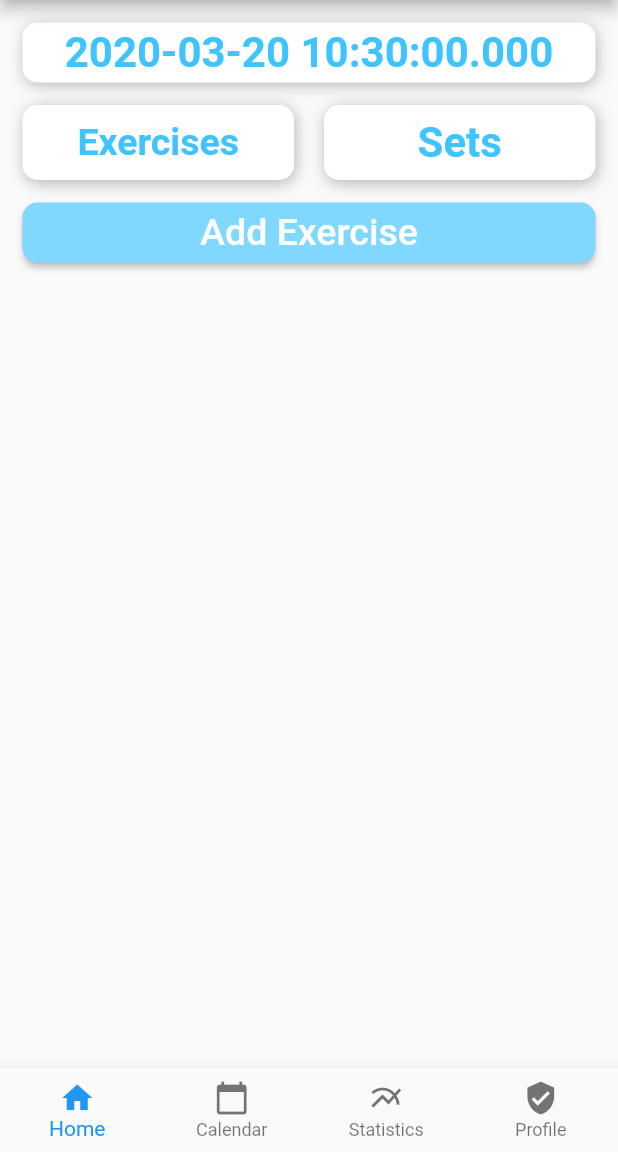
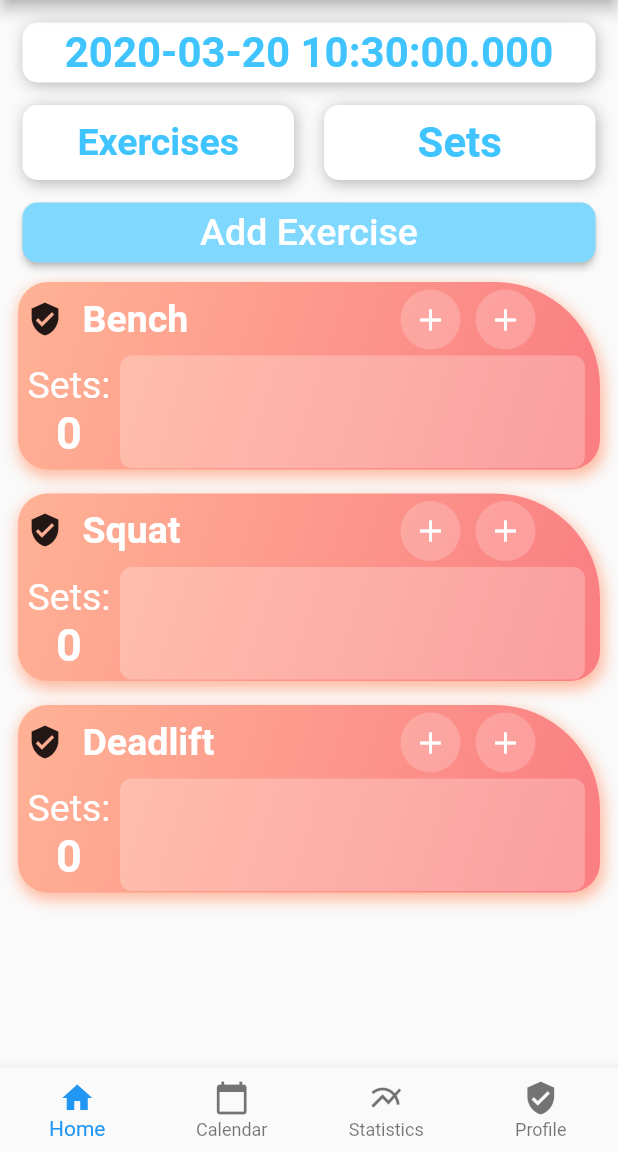
Before and after one commit to YounesBenketira/FitN, a Flutter app: the screen it shows after launch, on a phone screen of 412 x 824 dp, the part 84-1236 px from its top. Run offline on Flutter 3.47's test engine with Material 2 defaults, Android fonts, the phone set to English and light mode, and no system bars.

Commit message:
Implemented dynamic exercise list

```diff
--- a/lib/Pages/homePage.dart
+++ b/lib/Pages/homePage.dart
@@ -1,3 +1,4 @@
+import 'package:fit_k/UI/exerciseWidget.dart';
 import 'package:fit_k/exercise.dart';
 import 'package:flutter/material.dart';
 
@@ -13,18 +14,16 @@ class HomePage extends StatefulWidget {
 class _HomePageState extends State<HomePage> {
   @override
   Widget build(BuildContext context) {
-//    print(DateTime.now());
-//    print("Data Set INfo:");
-//    print(widget.dataSet);
-//    bool isSame = ((DateTime.now().difference(widget.dataSet.keys.first).inDays) == 0);
-//    print(isSame);
-//    print("");
-
-    return Column(
+    return ListView(
+      scrollDirection: Axis.vertical,
       children: <Widget>[
         _buildDayInformation(),
         _buildAddBtn(),
-//        _buildExerciseList(),
+        Column(
+          children: _buildExerciseList().map((entry) {
+            return entry;
+          }).toList(),
+        ),
       ],
     );
   }
@@ -217,22 +216,15 @@ class _HomePageState extends State<HomePage> {
     );
   }
 
-  ListView _buildExerciseList() {
-//    bool isSame = ((DateTime.now().difference(widget.dataSet.keys.first).inDays) == 0);
-//
-//    DateTime now = new DateTime.now();
-//    DateTime todaysDate = new DateTime(now.year, now.month, now.day);
+  List<ExerciseCard> _buildExerciseList() {
+    DateTime now = new DateTime.now();
+    DateTime todaysDate = new DateTime(now.year, now.month, now.day);
 
-    return ListView(
-      scrollDirection: Axis.vertical,
-      children: <Widget>[
-//        ...widget.dataSet[DateTime.now()].map((entry) {
-//          return ExerciseCard(
-//            exercise: entry.workout,
-//            setList: entry.setList,
-//          );
-//        }).toList(),
-      ],
+    return widget.dataSet[todaysDate].map((entry) {
+      return ExerciseCard(
+        exercise: entry.workout,
+        setList: entry.setList,
       );
+    }).toList();
   }
 }
--- a/lib/UI/exerciseWidget.dart
+++ b/lib/UI/exerciseWidget.dart
@@ -86,7 +86,7 @@ class _ExerciseCardState extends State<ExerciseCard> {
                       child: Container(
                           width: 50,
                           child: Icon(
-                            Icons.verified_user,
+                            Icons.verified_user, // @TODO fix icons
                           ))),
                   Text(
                     widget.title,
@@ -114,7 +114,7 @@ class _ExerciseCardState extends State<ExerciseCard> {
                 width: 40,
                 height: 40,
                 child: IconButton(
-                  icon: Icon(Icons.add),
+                  icon: Icon(Icons.add), // @TODO add minus button
                   color: Colors.white,
                   onPressed: () {
                     showDialog(
@@ -476,7 +476,8 @@ class _ExerciseCardState extends State<ExerciseCard> {
             child: ListView(
               scrollDirection: Axis.horizontal,
               children: <Widget>[
-//                ...widget.dataSet[DateTime.now()].map((entry) {
+                // @TODO fix setList of each exercise
+//                ...widget.setList[0].map((entry) {
 //                  return entry;
 //                }).toList(),
               ],
--- a/lib/main.dart
+++ b/lib/main.dart
@@ -47,9 +47,16 @@ class _MyHomePageState extends State<MyHomePage> {
 
   @override
   void initState() {
+//    bool isSame = ((DateTime.now().difference(widget.dataSet.keys.first).inDays) == 0);
+    // @TODO make this universal so i dont just copy paste everywhere
+    DateTime now = new DateTime.now();
+    DateTime todaysDate = new DateTime(now.year, now.month, now.day);
+
     dataList = {
-      DateTime.now(): [
+      todaysDate: [
         Exercise(workout: Workout.Bench),
+        Exercise(workout: Workout.Squat),
+        Exercise(workout: Workout.Deadlift),
       ],
     };
 
--- a/pubspec.yaml
+++ b/pubspec.yaml
@@ -14,7 +14,7 @@ description: A mobile application that allows users to track the progress they m
 version: 1.0.0+1
 
 environment:
-  sdk: ">=2.1.0 <3.0.0"
+  sdk: ">=2.2.2 <3.0.0"
 
 dependencies:
   flutter:
```
Lines whose indentation alone changed are shown as unchanged.
